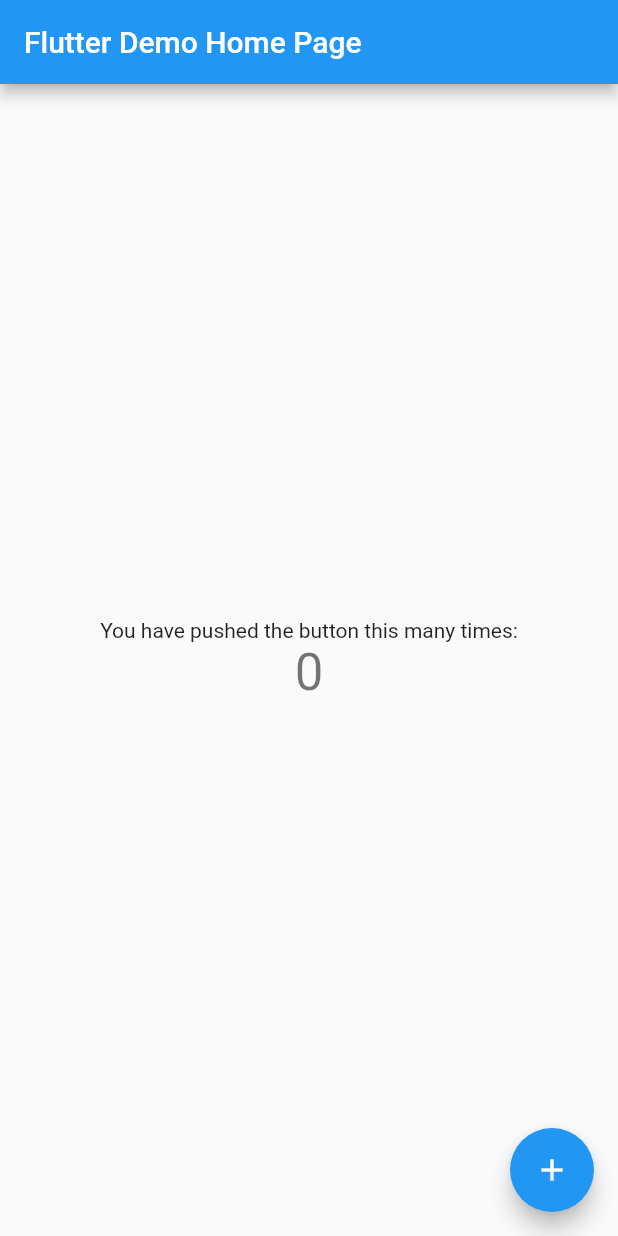
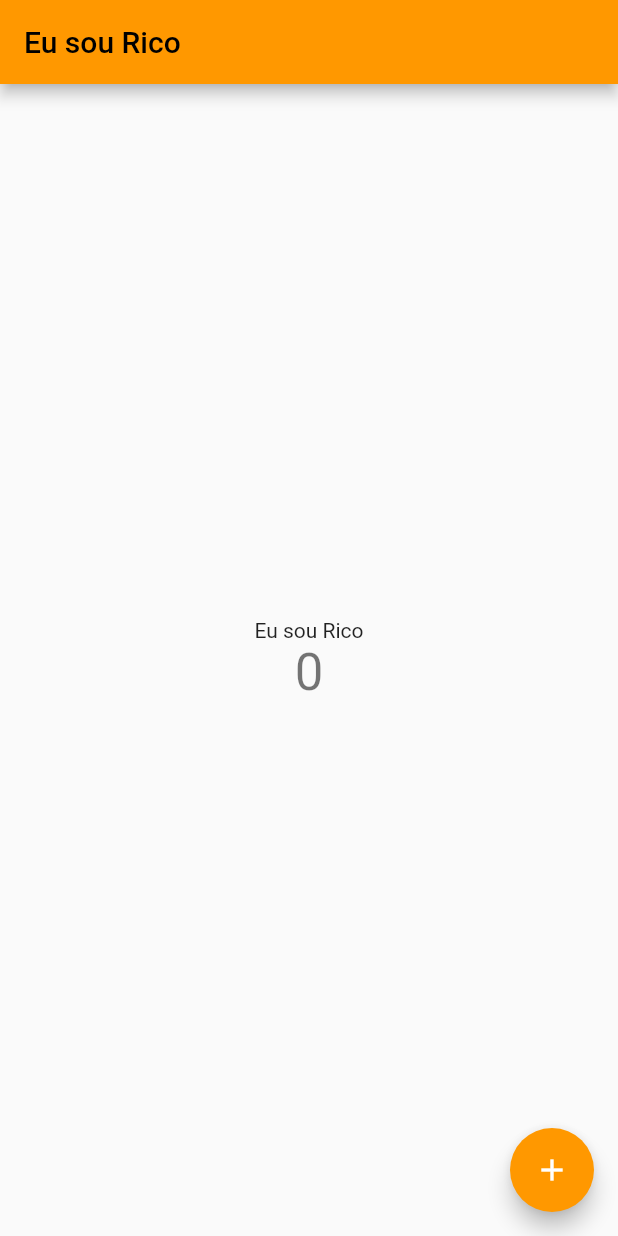
Before and after one commit to davidfffelix/Eu-sou-rico, a Flutter app: the screen it shows after launch, on a phone screen of 412 x 824 dp. Run offline on Flutter 3.47's test engine with Material 2 defaults, Android fonts, the phone set to English and light mode, and no system bars.

Commit message:
Custom floating button

```diff
--- a/lib/main.dart
+++ b/lib/main.dart
@@ -71,9 +71,13 @@ class _MyHomePageState extends State<MyHomePage> {
     // than having to individually change instances of widgets.
     return Scaffold(
       appBar: AppBar(
-        // Here we take the value from the MyHomePage object that was created by
-        // the App.build method, and use it to set our appbar title.
-        title: Text(widget.title),
+        backgroundColor: Colors.orange,
+        title: Text(
+          'Eu sou Rico',
+          style: TextStyle(
+            color: Colors.black,
+          ),
+        ),
       ),
       body: Center(
         // Center is a layout widget. It takes a single child and positions it
@@ -96,7 +100,7 @@ class _MyHomePageState extends State<MyHomePage> {
           mainAxisAlignment: MainAxisAlignment.center,
           children: <Widget>[
             const Text(
-              'You have pushed the button this many times:',
+              'Eu sou Rico',
             ),
             Text(
               '$_counter',
@@ -106,6 +110,7 @@ class _MyHomePageState extends State<MyHomePage> {
         ),
       ),
       floatingActionButton: FloatingActionButton(
+        backgroundColor: Colors.orange,
         onPressed: _incrementCounter,
         tooltip: 'Increment',
         child: const Icon(Icons.add),
```
